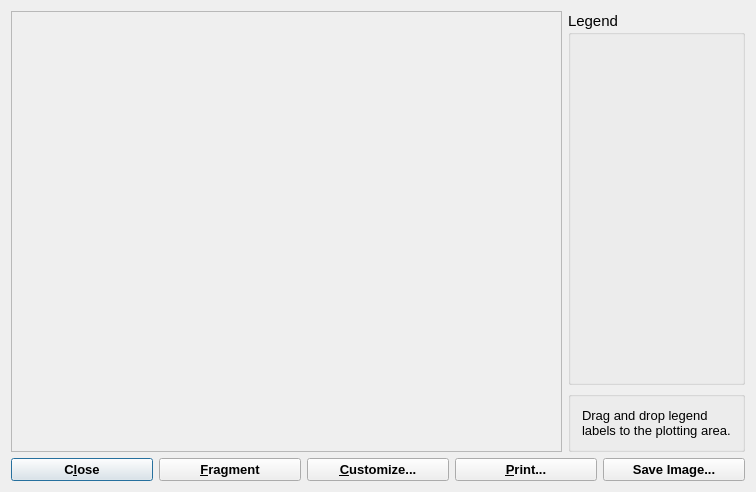
Above: gems3/vizor4/dlg4/GraphDialog4.ui from gemshub/GEMSGUI before the change. Below: the same form after it.
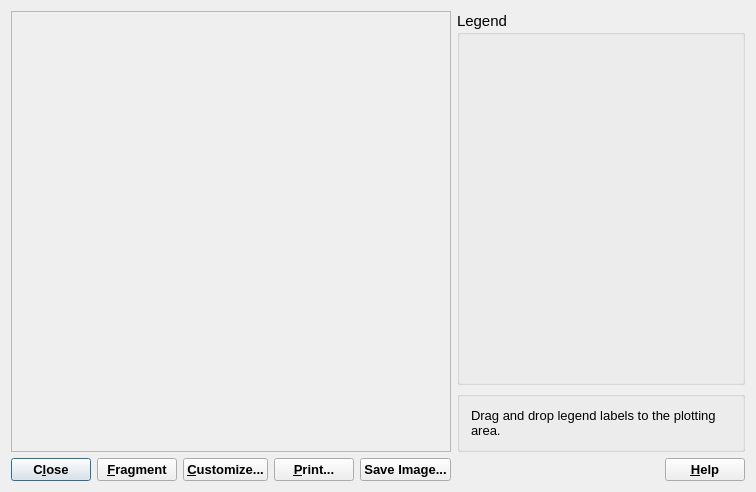
That is the form after the change.

Commit message: work with GEMS3HelpInventory.html (SD)

Patch:
```diff
--- a/gems3/vizor4/dlg4/GraphDialog4.ui
+++ b/gems3/vizor4/dlg4/GraphDialog4.ui
@@ -18,8 +18,8 @@
   <property name="windowTitle">
    <string>GEM-Selektor v.2.1-PSI Graphics Dialog</string>
   </property>
-  <layout class="QGridLayout">
-   <item row="0" column="0" rowspan="2">
+  <layout class="QGridLayout" name="gridLayout">
+   <item row="0" column="0" rowspan="2" colspan="5">
     <widget class="QFrame" name="plotFrame">
      <property name="sizePolicy">
       <sizepolicy hsizetype="Expanding" vsizetype="Expanding">
@@ -41,7 +41,7 @@
      </property>
     </widget>
    </item>
-   <item row="0" column="1">
+   <item row="0" column="5" colspan="2">
     <widget class="QGroupBox" name="pGrpLegend">
      <property name="sizePolicy">
       <sizepolicy hsizetype="Minimum" vsizetype="Expanding">
@@ -59,7 +59,7 @@
      </property>
     </widget>
    </item>
-   <item row="1" column="1">
+   <item row="1" column="5" colspan="2">
     <widget class="QGroupBox" name="groupBox">
      <property name="sizePolicy">
       <sizepolicy hsizetype="Minimum" vsizetype="Preferred">
@@ -93,9 +93,7 @@
      </layout>
     </widget>
    </item>
-   <item row="2" column="0" colspan="2">
-    <layout class="QHBoxLayout" name="layout">
-     <item>
+   <item row="2" column="0">
       <widget class="QPushButton" name="pBtn1">
        <property name="sizePolicy">
         <sizepolicy hsizetype="Preferred" vsizetype="Minimum">
@@ -118,9 +116,12 @@
        <property name="shortcut">
         <string>Alt+L</string>
        </property>
-      </widget>
-     </item>
-     <item>
+     <attribute name="buttonGroup">
+      <string>buttonGroup</string>
+     </attribute>
+    </widget>
+   </item>
+   <item row="2" column="1">
       <widget class="QPushButton" name="pFragmentBtn">
        <property name="sizePolicy">
         <sizepolicy hsizetype="Preferred" vsizetype="Preferred">
@@ -140,9 +141,12 @@
        <property name="text">
         <string>&amp;Fragment</string>
        </property>
-      </widget>
-     </item>
-     <item>
+     <attribute name="buttonGroup">
+      <string>buttonGroup</string>
+     </attribute>
+    </widget>
+   </item>
+   <item row="2" column="2">
       <widget class="QPushButton" name="pBtn4">
        <property name="sizePolicy">
         <sizepolicy hsizetype="Preferred" vsizetype="Preferred">
@@ -165,9 +169,12 @@
        <property name="checkable">
         <bool>false</bool>
        </property>
-      </widget>
-     </item>
-     <item>
+     <attribute name="buttonGroup">
+      <string>buttonGroup</string>
+     </attribute>
+    </widget>
+   </item>
+   <item row="2" column="3">
       <widget class="QPushButton" name="pBtn3">
        <property name="sizePolicy">
         <sizepolicy hsizetype="Preferred" vsizetype="Preferred">
@@ -187,9 +194,12 @@
        <property name="text">
         <string>&amp;Print...</string>
        </property>
-      </widget>
-     </item>
-     <item>
+     <attribute name="buttonGroup">
+      <string>buttonGroup</string>
+     </attribute>
+    </widget>
+   </item>
+   <item row="2" column="4">
       <widget class="QPushButton" name="PushButton5">
        <property name="font">
         <font>
@@ -200,9 +210,48 @@
        <property name="text">
         <string>Save Image...</string>
        </property>
-      </widget>
-     </item>
-    </layout>
+     <attribute name="buttonGroup">
+      <string>buttonGroup</string>
+     </attribute>
+    </widget>
+   </item>
+   <item row="2" column="5">
+    <spacer name="horizontalSpacer">
+     <property name="orientation">
+      <enum>Qt::Horizontal</enum>
+     </property>
+     <property name="sizeHint" stdset="0">
+      <size>
+       <width>205</width>
+       <height>20</height>
+      </size>
+     </property>
+    </spacer>
+   </item>
+   <item row="2" column="6">
+    <widget class="QPushButton" name="pHelp">
+     <property name="sizePolicy">
+      <sizepolicy hsizetype="Preferred" vsizetype="Minimum">
+       <horstretch>0</horstretch>
+       <verstretch>0</verstretch>
+      </sizepolicy>
+     </property>
+     <property name="font">
+      <font>
+       <weight>75</weight>
+       <bold>true</bold>
+      </font>
+     </property>
+     <property name="toolTip">
+      <string>Closes the plot and goes back to the parent window</string>
+     </property>
+     <property name="text">
+      <string>&amp;Help</string>
+     </property>
+     <attribute name="buttonGroup">
+      <string>buttonGroup</string>
+     </attribute>
+    </widget>
    </item>
   </layout>
  </widget>
```
Left out of the diff: 6 changed lines with no effect on the pictures. Lines whose indentation alone changed are shown as unchanged. The commit also changes 19 other files.
